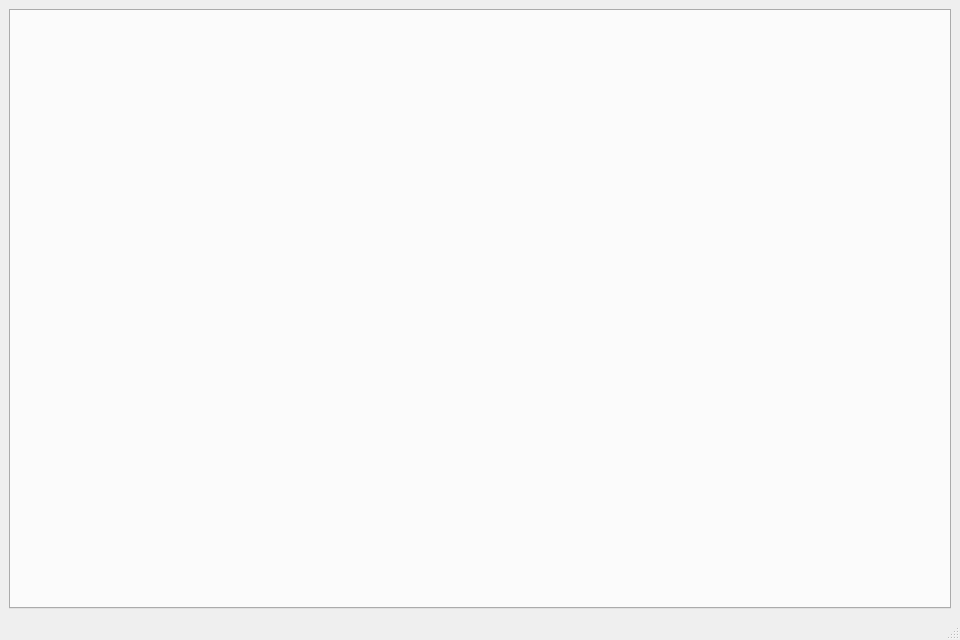
The window that src/ui/MainWindow.ui (Villager119/sdu-cs-human-resource-management-system-project) describes before a commit, drawn with Qt 5.
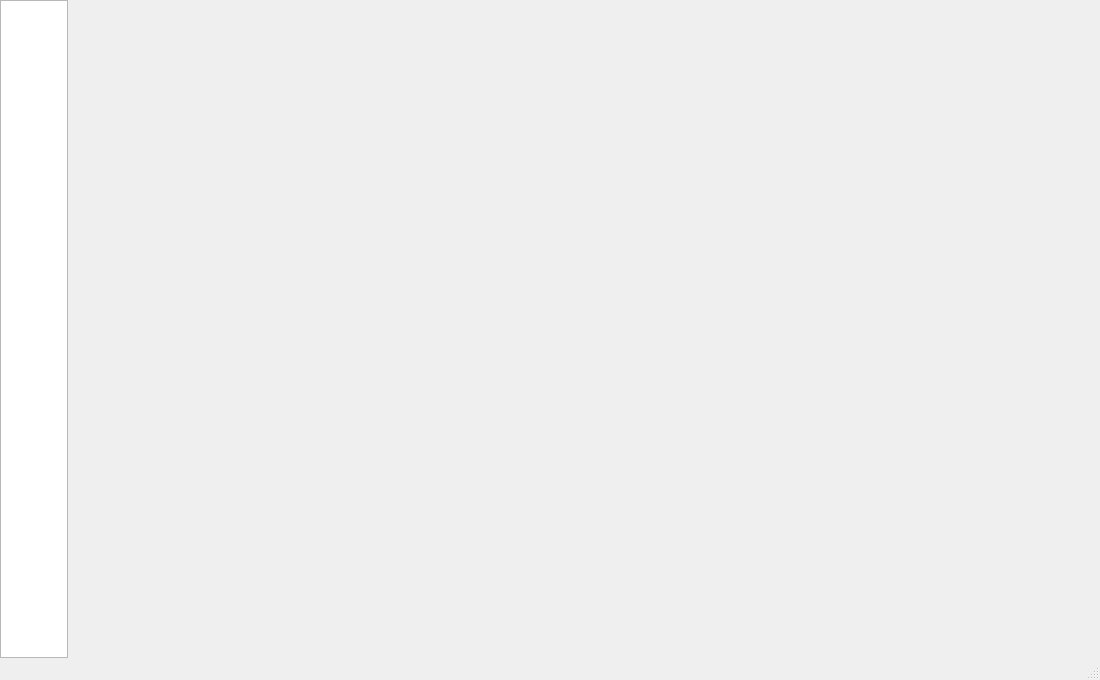
The same window after the commit.

Patch:
```diff
--- a/src/ui/MainWindow.ui
+++ b/src/ui/MainWindow.ui
@@ -3,15 +3,27 @@
  <class>MainWindow</class>
  <widget class="QMainWindow" name="MainWindow">
   <property name="geometry">
-   <rect><x>0</x><y>0</y><width>960</width><height>640</height></rect>
+   <rect><x>0</x><y>0</y><width>1100</width><height>680</height></rect>
   </property>
   <property name="windowTitle">
    <string>MainWindow</string>
   </property>
   <widget class="QWidget" name="centralwidget">
-   <layout class="QGridLayout" name="gridLayout">
-    <item row="0" column="0">
-     <widget class="QTabWidget" name="tabWidget"/>
+   <layout class="QHBoxLayout" name="mainLayout">
+    <property name="spacing"><number>0</number></property>
+    <property name="leftMargin"><number>0</number></property>
+    <property name="rightMargin"><number>0</number></property>
+    <property name="topMargin"><number>0</number></property>
+    <property name="bottomMargin"><number>0</number></property>
+    <item>
+     <widget class="QListWidget" name="sidebar">
+      <property name="minimumSize"><size><width>68</width><height>0</height></size></property>
+      <property name="maximumSize"><size><width>68</width><height>16777215</height></size></property>
+      <property name="font"><font><pointsize>10</pointsize></font></property>
+     </widget>
+    </item>
+    <item>
+     <widget class="QStackedWidget" name="stackedWidget"/>
     </item>
    </layout>
   </widget>
```
